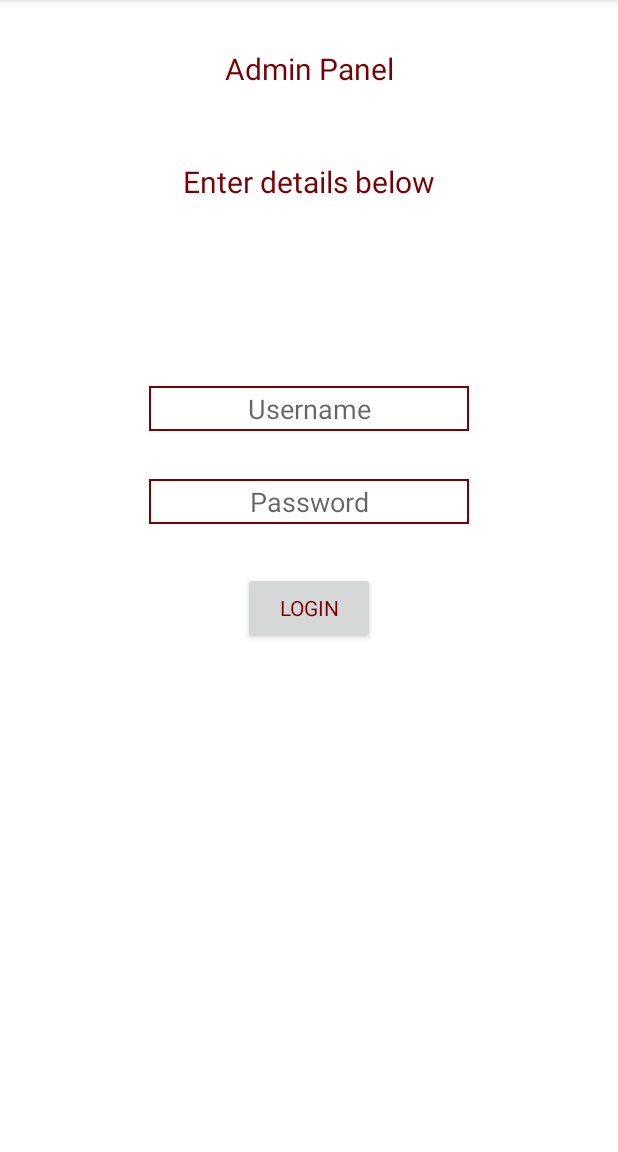
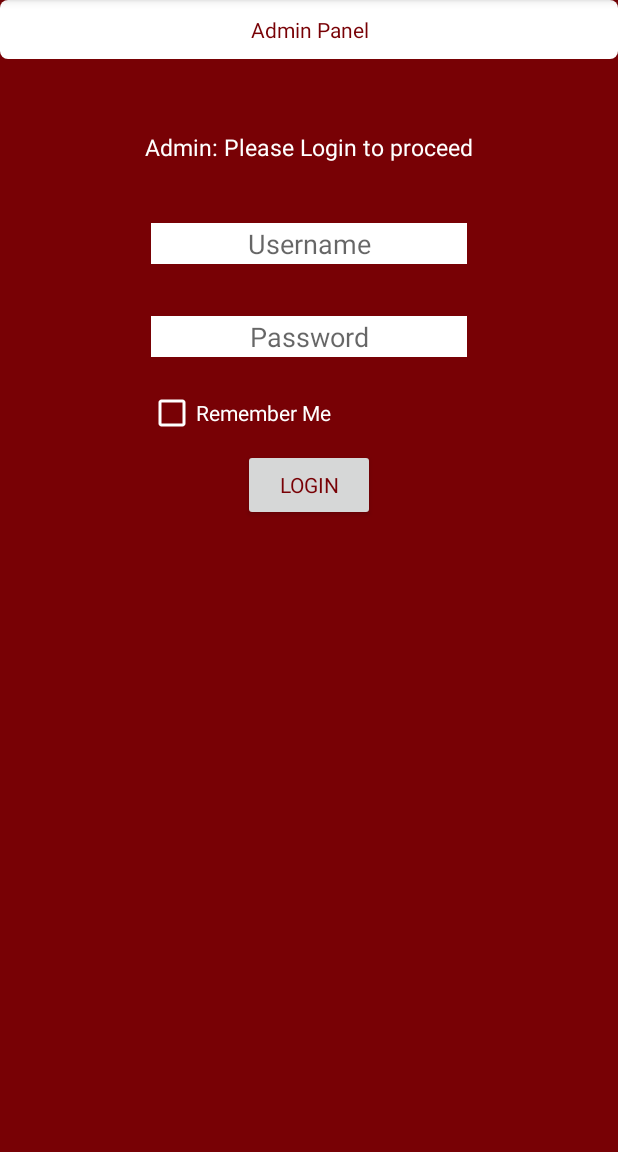
Before and after one commit to SamStar18/DeviceBook, an Android app: the AdminLogIn screen opened directly, with no data from a screen before it, after a tap on "LOGIN", on a phone screen of 412 x 824 dp, the part 84-1236 px from its top. Run offline under Robolectric (Android 15) with nearby library versions, the phone set to English and light mode, and no system bars; Roboto replaces fonts that are not available here.

Commit message:
My Commitnew

```diff
--- a/app/src/main/AndroidManifest.xml
+++ b/app/src/main/AndroidManifest.xml
@@ -69,11 +69,6 @@
             android:theme="@style/AppTheme"
             android:windowSoftInputMode="adjustPan" />
         <activity
-            android:name=".activities.DeleteActivity"
-            android:screenOrientation="portrait"
-            android:theme="@style/AppTheme"
-            android:windowSoftInputMode="adjustPan" />
-        <activity
             android:name=".activities.AdminActivity"
             android:screenOrientation="portrait"
             android:theme="@style/AppTheme"
--- a/app/src/main/java/com/devicebook/devicebook/activities/AdminLogIn.java
+++ b/app/src/main/java/com/devicebook/devicebook/activities/AdminLogIn.java
@@ -1,6 +1,7 @@
 package com.devicebook.devicebook.activities;
 
 import android.content.Intent;
+import android.content.SharedPreferences;
 import android.database.sqlite.SQLiteDatabase;
 import android.support.v7.app.AppCompatActivity;
 import android.os.Bundle;
@@ -8,6 +9,7 @@ import android.view.Menu;
 import android.view.MenuInflater;
 import android.view.MenuItem;
 import android.view.View;
+import android.widget.CheckBox;
 import android.widget.EditText;
 import android.widget.Toast;
 
@@ -17,9 +19,12 @@ import com.devicebook.devicebook.R;
 public class AdminLogIn extends AppCompatActivity {
     SQLiteDatabase mDatabase;
     private AdminDatabase dbHelper;
-
     EditText adminusername;
     EditText adminpassword;
+    CheckBox checkAdmin;
+    static String PREFSNAME = "mypref";
+    public static String PREF_USERNAME="";
+    public static String PREF_PASSWORD="";
     @Override
     protected void onCreate(Bundle savedInstanceState) {
         super.onCreate(savedInstanceState);
@@ -27,10 +32,26 @@ public class AdminLogIn extends AppCompatActivity {
 
         getSupportActionBar().setDisplayHomeAsUpEnabled(true);
         dbHelper = new AdminDatabase(AdminLogIn.this);
-        mDatabase = dbHelper.getReadableDatabase();
+       mDatabase = dbHelper.getReadableDatabase();
 
         adminusername = findViewById( R.id.adminusername);
         adminpassword = findViewById(R.id.adminpassword);
+        checkAdmin  = findViewById(R.id.chckadmin);
+
+        SharedPreferences myPrefs = this.getSharedPreferences("myPrefs", MODE_PRIVATE);
+        boolean isRemember = myPrefs.getBoolean("REMEMBER", false);
+        if(!isRemember){
+checkAdmin.setChecked(false);
+        }
+else
+        {
+            String user = myPrefs.getString("LOGIN_USER", "");
+            String pswd = myPrefs.getString("LOGIN_PSWD", "");
+        checkAdmin.setChecked(true);
+            adminusername.setText(user);
+            adminpassword.setText(pswd);
+
+        }
     }
     @Override
     public boolean  onCreateOptionsMenu(Menu menu) {
@@ -52,29 +73,31 @@ public class AdminLogIn extends AppCompatActivity {
 
     public boolean adminloginbutton(View view) {
 
-        String usernamechecker = "admin";
-        String passwordchecker = "Password";
+        String musername  = adminusername.getText().toString();
+        String mpassword  = adminpassword.getText().toString();
 
-        //String musername  = adminusername.getText().toString();
-        //String mpassword  = adminpassword.getText().toString();
-        //String usernamechecker = String.valueOf(dbHelper.checkAdmin(musername));
-        //String passwordchecker = String.valueOf(dbHelper.checkPassword(mpassword));
+       boolean adminchecker = dbHelper.checkAdmin(musername, mpassword);
 
-        if(adminusername.getText().toString().contentEquals(usernamechecker) && adminpassword.getText().toString().contentEquals(passwordchecker)) {
+       if(adminchecker == true) {
+
+            SharedPreferences myPrefs = this.getSharedPreferences("myPrefs", MODE_PRIVATE);
+            SharedPreferences.Editor prefsEditor = myPrefs.edit();
+            prefsEditor.putString("LOGIN_USER", adminusername.getText().toString());
+            prefsEditor.putString("LOGIN_PSWD", adminpassword.getText().toString());
+            prefsEditor.putBoolean("REMEMBER", checkAdmin.isChecked());
+            prefsEditor.apply();
+
             Intent LogIntent = new Intent(AdminLogIn.this, AdminActivity.class);
 
             emptynametext();
             startActivity(LogIntent);
         }
-        else if(adminusername.getText().toString().isEmpty() || adminpassword.getText().toString().isEmpty()){
+        else if(musername.isEmpty() || mpassword.isEmpty()){
             Toast.makeText(AdminLogIn.this,"Field is empty" , Toast.LENGTH_SHORT).show();
             return false;
         }
-        else{
-            Toast.makeText(AdminLogIn.this,"Username or Password not recognised " , Toast.LENGTH_SHORT).show();
-            return false;
-        }
-        return true;
+
+        return adminchecker;
     }
 
     private void emptynametext() {
--- a/app/src/main/java/com/devicebook/devicebook/adapter_class/DisplayEntryAdapter.java
+++ b/app/src/main/java/com/devicebook/devicebook/adapter_class/DisplayEntryAdapter.java
@@ -15,6 +15,7 @@ import android.widget.EditText;
 import android.widget.TextView;
 import android.widget.Toast;
 
+import com.devicebook.devicebook.activities.DisplayGridActivity;
 import com.devicebook.devicebook.database.MyDatabase;
 import com.devicebook.devicebook.activities.LogInActivity;
 import com.devicebook.devicebook.objects.DisplayEntryObject;
@@ -285,7 +286,7 @@ public class DisplayEntryAdapter extends ArrayAdapter<DisplayEntryObject> {
                     return;
                 } else {
 
-                    Intent CustomerIntent = new Intent(view.getContext().getApplicationContext(), LogInActivity.class);
+                    Intent CustomerIntent = new Intent(view.getContext().getApplicationContext(), DisplayGridActivity.class);
 
 
                     // Toast.makeText(view.getContext(),"Data Saved",Toast.LENGTH_SHORT).show();
--- a/app/src/main/java/com/devicebook/devicebook/database/AdminDatabase.java
+++ b/app/src/main/java/com/devicebook/devicebook/database/AdminDatabase.java
@@ -5,11 +5,16 @@ import android.content.Context;
 import android.database.Cursor;
 import android.database.sqlite.SQLiteDatabase;
 import android.database.sqlite.SQLiteOpenHelper;
+import android.util.Log;
+import android.widget.Toast;
 
 import com.devicebook.devicebook.objects.AdminLayoutObject;
 
 import java.util.ArrayList;
 import java.util.List;
+
+import static android.content.ContentValues.TAG;
+import static com.sun.mail.imap.Rights.Right.INSERT;
 
 /**
  * Created by Sam on 25/04/2018.
@@ -17,7 +22,8 @@ import java.util.List;
 
 public class AdminDatabase  extends SQLiteOpenHelper {
 
-    private static final int DATABASE_VERSION = 2;
+
+    private static final int DATABASE_VERSION = 3  ;
     private static final String DATABASE_NAME = "admin.db";
     private static final String TABLE_ADMIN = "adminTable";
     public static final String AdminId = "adminid";
@@ -34,24 +40,23 @@ public class AdminDatabase  extends SQLiteOpenHelper {
 
     @Override
     public void onCreate(SQLiteDatabase db) {
+
         String query = "CREATE TABLE " +
                 TABLE_ADMIN + "("
                 + AdminId + " INTEGER PRIMARY KEY, " +
                 AdminUsername + " TEXT COLLATE NOCASE, " +
                 Adminpassword + " TEXT COLLATE NOCASE " +
                 ")";
-        String adminuser = "admin";
-        String adminpass = "Password";
-
-        ContentValues values = new ContentValues();
-        values.put(AdminUsername, adminuser);
-        values.put(Adminpassword, adminpass);
-        db.insert(TABLE_ADMIN, null, values);
 
 
         db.execSQL(query);
+        //ContentValues contentValues = new ContentValues();
+        //contentValues.put(AdminUsername, "admin");
+        //contentValues.put(Adminpassword, "Password");
+        //db.insert(TABLE_ADMIN, null, contentValues);
 
-
+        db.execSQL("insert into " + TABLE_ADMIN + "(" + AdminId + ","+ AdminUsername + ","
+                + Adminpassword + ") values(101,'admin','Password')");
 
     }
 
@@ -62,46 +67,28 @@ public class AdminDatabase  extends SQLiteOpenHelper {
         onCreate(db);
     }
 
-    public Boolean checkAdmin(String Adminname) {
+    public Boolean checkAdmin(String Adminname, String Adminpword) {
         List<AdminLayoutObject> adminfile = new ArrayList<AdminLayoutObject>();
-        SQLiteDatabase db = this.getReadableDatabase();
-        String[] columns = {AdminUsername,Adminpassword};
+        SQLiteDatabase db = this.getWritableDatabase();
+        Cursor c = db.query(TABLE_ADMIN,
+                null,
+                "AdminUsername=? AND Adminpassword=?",
+                new String[]{Adminname,Adminpword},
+                null,null,null
+        );
+        if(c.getCount() <= 0) {
+            c.close();
+            db.close();
+            Toast.makeText(cscontext, "User doesnt exist ", Toast.LENGTH_SHORT).show();
+            return false;
+        } else {
+            c.close();
+            db.close();
 
-        String selection = AdminUsername + " = ?";
-        String[] selectionArgs = {Adminname};
-
-        Cursor cursor = db.query(TABLE_ADMIN, //Table to query
-                columns,                    //columns to return
-                (selection),                  //columns for the WHERE clause
-                selectionArgs,              //The values for the WHERE clause
-                null,                       //group the rows
-                null,                      //filter by row groups
-                null);
-
-        if (cursor.moveToFirst()) {
-            do {
-                AdminLayoutObject admin = new AdminLayoutObject();
-                admin.setUsername(cursor.getString(cursor.getColumnIndex(AdminUsername)));
-
-
-                adminfile.add(admin);
-            } while (cursor.moveToNext());
-        }
-        //The sort order
-        int cursorCount = cursor.getCount();
-        cursor.close();
-        db.close();
-
-        if (cursorCount < 1) {
-
-            return false;
-
-        } else {
-
+            return true;
         }
 
 
-        return true;
     }
 
     public Boolean checkPassword(String checkpassword) {
--- a/app/src/main/java/com/devicebook/devicebook/models/PlaceInfo.java
+++ b/app/src/main/java/com/devicebook/devicebook/objects/PlaceInfo.java
@@ -1,4 +1,4 @@
-package com.devicebook.devicebook.models;
+package com.devicebook.devicebook.objects;
 
 import com.google.android.gms.maps.model.LatLng;
 
--- a/app/src/main/res/layout/activity_admin_login.xml
+++ b/app/src/main/res/layout/activity_admin_login.xml
@@ -4,17 +4,17 @@
     xmlns:tools="http://schemas.android.com/tools"
     android:layout_width="match_parent"
     android:layout_height="match_parent"
+    android:background="@color/colorPrimary"
     tools:context="com.devicebook.devicebook.activities.AdminLogIn">
 
     <TextView
         android:id="@+id/adminpanelsub"
-        android:layout_width="wrap_content"
+        android:layout_width="0dp"
         android:layout_height="wrap_content"
-        android:layout_marginEnd="8dp"
-        android:layout_marginStart="8dp"
-        android:layout_marginTop="32dp"
+        android:background="@drawable/border_white"
+        android:padding="10sp"
         android:text="@string/adminpanelsub"
-        android:textSize="20dp"
+        android:textAlignment="center"
         android:textColor="@color/colorPrimary"
         app:layout_constraintEnd_toEndOf="parent"
         app:layout_constraintStart_toStartOf="parent"
@@ -28,8 +28,8 @@
         android:layout_marginStart="8dp"
         android:layout_marginTop="48dp"
         android:text="@string/entrysub"
-        android:textSize="20dp"
-        android:textColor="@color/colorPrimary"
+        android:textSize="15dp"
+        android:textColor="@color/text_color_primary"
         app:layout_constraintEnd_toEndOf="parent"
         app:layout_constraintStart_toStartOf="parent"
         app:layout_constraintTop_toBottomOf="@+id/adminpanelsub" />
@@ -40,10 +40,10 @@
         android:layout_height="wrap_content"
         android:layout_marginEnd="8dp"
         android:layout_marginStart="8dp"
-        android:layout_marginTop="150dp"
+        android:layout_marginTop="60dp"
+        android:background="@drawable/borderdrawable"
         android:ems="10"
         android:hint="@string/adminusername"
-        android:background="@drawable/borderdrawable"
         android:inputType="textPersonName"
         android:textAlignment="center"
         app:layout_constraintEnd_toEndOf="parent"
@@ -72,10 +72,26 @@
         android:layout_height="wrap_content"
         android:layout_marginEnd="8dp"
         android:layout_marginStart="8dp"
-        android:layout_marginTop="32dp"
+        android:layout_marginTop="8dp"
         android:onClick="adminloginbutton"
         android:text="@string/adminenter"
         app:layout_constraintEnd_toEndOf="parent"
         app:layout_constraintStart_toStartOf="parent"
+        app:layout_constraintTop_toBottomOf="@+id/chckadmin" />
+
+    <CheckBox
+        android:id="@+id/chckadmin"
+        android:layout_width="wrap_content"
+        android:layout_height="wrap_content"
+        android:layout_marginEnd="8dp"
+        android:layout_marginStart="8dp"
+        android:layout_marginTop="20dp"
+        android:text="@string/checkAdmin"
+        android:textColor="@color/text_color_primary"
+        android:buttonTint="@color/text_color_primary"
+        app:layout_constraintEnd_toEndOf="parent"
+        app:layout_constraintHorizontal_bias="0.331"
+        app:layout_constraintStart_toStartOf="parent"
         app:layout_constraintTop_toBottomOf="@+id/adminpassword" />
+
 </android.support.constraint.ConstraintLayout>
--- a/app/src/main/res/layout/activity_store_finder.xml
+++ b/app/src/main/res/layout/activity_store_finder.xml
@@ -51,7 +51,7 @@
             android:hint="@string/input_search"
             android:textSize="15sp"
             android:singleLine="true"
-            android:imeOptions="actionGo"
+            android:imeOptions="actionDone"
             />
     </RelativeLayout>
 
--- a/app/src/main/res/values/strings.xml
+++ b/app/src/main/res/values/strings.xml
@@ -104,7 +104,7 @@
     <!-- TODO: Remove or change this placeholder text -->
 
     <string name="adminpanelsub">Admin Panel</string>
-    <string name="entrysub">Enter details below</string>
+    <string name="entrysub">Admin: Please Login to proceed </string>
     <string name="adminusername">Username</string>
     <string name="adminpassword">Password</string>
     <string name="adminenter">Login</string>
@@ -118,5 +118,7 @@
     <string name="totalOsub">Total Orders</string>
     <string name="searchSub">Search</string>
     <string name="input_search">Enter Address or City</string>
+    <string name="customerpanelsub">Customer Panel</string>
+    <string name="checkAdmin">Remember Me</string>
 
 </resources>
```
Also changed, not shown: app/src/main/java/com/devicebook/devicebook/activities/AdminListOrders.java (+8 -36 lines), app/src/main/java/com/devicebook/devicebook/activities/DeleteActivity.java (deleted, +0 -83 lines), app/src/main/java/com/devicebook/devicebook/activities/DisplayOrderActivity.java (+25 -2 lines), app/src/main/java/com/devicebook/devicebook/activities/MapsActivity.java (+9 -49 lines), app/src/main/java/com/devicebook/devicebook/database/MyDatabase.java (+0 -135 lines), app/src/main/res/layout/activity_deleteandupdate.xml (deleted, +0 -56 lines), app/src/main/res/layout/activity_log_on.xml (+20 -3 lines), app/src/main/res/layout/adminlistviewlayout.xml (+1 -16 lines).
